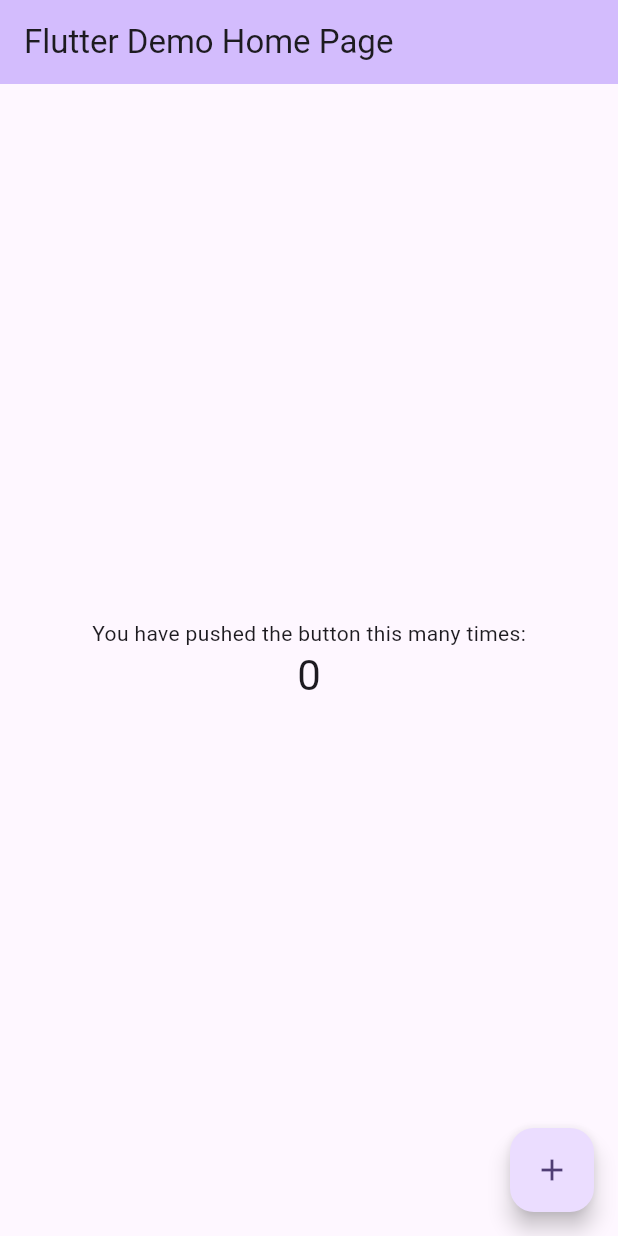
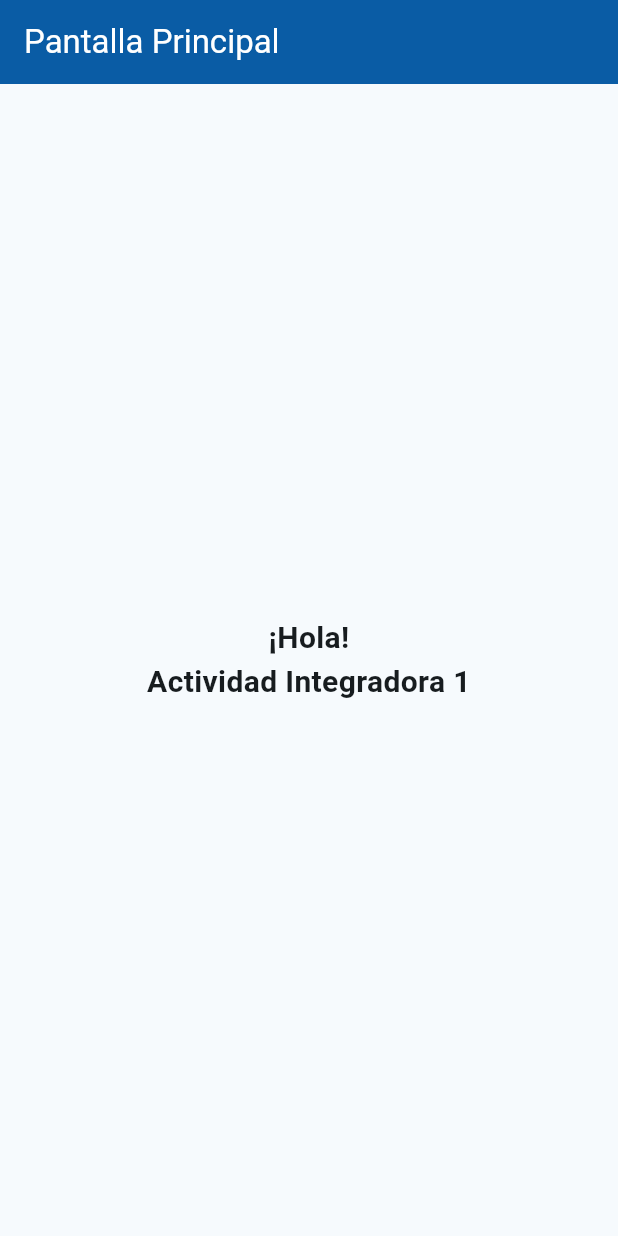
Before and after one commit to camedina-byte/actividadintegradora1, a Flutter app: the screen it shows after launch, on a phone screen of 412 x 824 dp. Run offline on Flutter 3.47's test engine with Material 3 defaults, Android fonts, the light colour scheme and no system bars.

Commit message:
style: cambio de titulo, texto principal y color AppBar

```diff
--- a/lib/main.dart
+++ b/lib/main.dart
@@ -7,46 +7,21 @@ void main() {
 class MyApp extends StatelessWidget {
   const MyApp({super.key});
 
-  // This widget is the root of your application.
   @override
   Widget build(BuildContext context) {
     return MaterialApp(
-      title: 'Flutter Demo',
+      title: 'Actividad Integradora Flutter',
       theme: ThemeData(
-        // This is the theme of your application.
-        //
-        // TRY THIS: Try running your application with "flutter run". You'll see
-        // the application has a purple toolbar. Then, without quitting the app,
-        // try changing the seedColor in the colorScheme below to Colors.green
-        // and then invoke "hot reload" (save your changes or press the "hot
-        // reload" button in a Flutter-supported IDE, or press "r" if you used
-        // the command line to start the app).
-        //
-        // Notice that the counter didn't reset back to zero; the application
-        // state is not lost during the reload. To reset the state, use hot
-        // restart instead.
-        //
-        // This works for code too, not just values: Most code changes can be
-        // tested with just a hot reload.
-        colorScheme: .fromSeed(seedColor: Colors.deepPurple),
+        colorScheme: ColorScheme.fromSeed(seedColor:const Color(0xFF24B8E7)),
+        useMaterial3: true,
       ),
-      home: const MyHomePage(title: 'Flutter Demo Home Page'),
+      home: const MyHomePage(title: 'Pantalla Principal'),
     );
   }
 }
 
 class MyHomePage extends StatefulWidget {
   const MyHomePage({super.key, required this.title});
-
-  // This widget is the home page of your application. It is stateful, meaning
-  // that it has a State object (defined below) that contains fields that affect
-  // how it looks.
-
-  // This class is the configuration for the state. It holds the values (in this
-  // case the title) provided by the parent (in this case the App widget) and
-  // used by the build method of the State. Fields in a Widget subclass are
-  // always marked "final".
-
   final String title;
 
   @override
@@ -54,68 +29,22 @@ class MyHomePage extends StatefulWidget {
 }
 
 class _MyHomePageState extends State<MyHomePage> {
-  int _counter = 0;
-
-  void _incrementCounter() {
-    setState(() {
-      // This call to setState tells the Flutter framework that something has
-      // changed in this State, which causes it to rerun the build method below
-      // so that the display can reflect the updated values. If we changed
-      // _counter without calling setState(), then the build method would not be
-      // called again, and so nothing would appear to happen.
-      _counter++;
-    });
-  }
-
   @override
   Widget build(BuildContext context) {
-    // This method is rerun every time setState is called, for instance as done
-    // by the _incrementCounter method above.
-    //
-    // The Flutter framework has been optimized to make rerunning build methods
-    // fast, so that you can just rebuild anything that needs updating rather
-    // than having to individually change instances of widgets.
     return Scaffold(
       appBar: AppBar(
-        // TRY THIS: Try changing the color here to a specific color (to
-        // Colors.amber, perhaps?) and trigger a hot reload to see the AppBar
-        // change color while the other colors stay the same.
-        backgroundColor: Theme.of(context).colorScheme.inversePrimary,
-        // Here we take the value from the MyHomePage object that was created by
-        // the App.build method, and use it to set our appbar title.
-        title: Text(widget.title),
-      ),
-      body: Center(
-        // Center is a layout widget. It takes a single child and positions it
-        // in the middle of the parent.
-        child: Column(
-          // Column is also a layout widget. It takes a list of children and
-          // arranges them vertically. By default, it sizes itself to fit its
-          // children horizontally, and tries to be as tall as its parent.
-          //
-          // Column has various properties to control how it sizes itself and
-          // how it positions its children. Here we use mainAxisAlignment to
-          // center the children vertically; the main axis here is the vertical
-          // axis because Columns are vertical (the cross axis would be
-          // horizontal).
-          //
-          // TRY THIS: Invoke "debug painting" (choose the "Toggle Debug Paint"
-          // action in the IDE, or press "p" in the console), to see the
-          // wireframe for each widget.
-          mainAxisAlignment: .center,
-          children: [
-            const Text('You have pushed the button this many times:'),
-            Text(
-              '$_counter',
-              style: Theme.of(context).textTheme.headlineMedium,
-            ),
-          ],
+        backgroundColor: const Color(0xFF0A5CA5),
+        title: Text(
+          widget.title,
+          style: const TextStyle(color: Colors.white),
         ),
       ),
-      floatingActionButton: FloatingActionButton(
-        onPressed: _incrementCounter,
-        tooltip: 'Increment',
-        child: const Icon(Icons.add),
+      body: const Center(
+        child: Text(
+          '¡Hola!\nActividad Integradora 1',
+          textAlign: TextAlign.center,
+          style: TextStyle(fontSize: 20, fontWeight: FontWeight.bold),
+        ),
       ),
     );
   }
```
